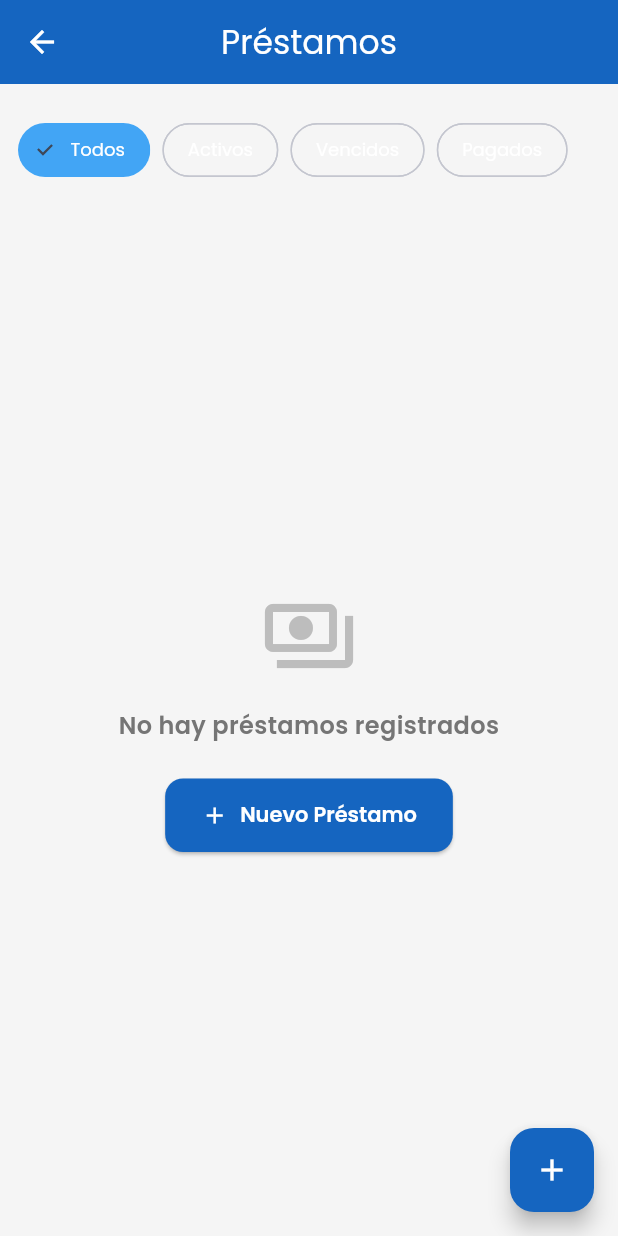
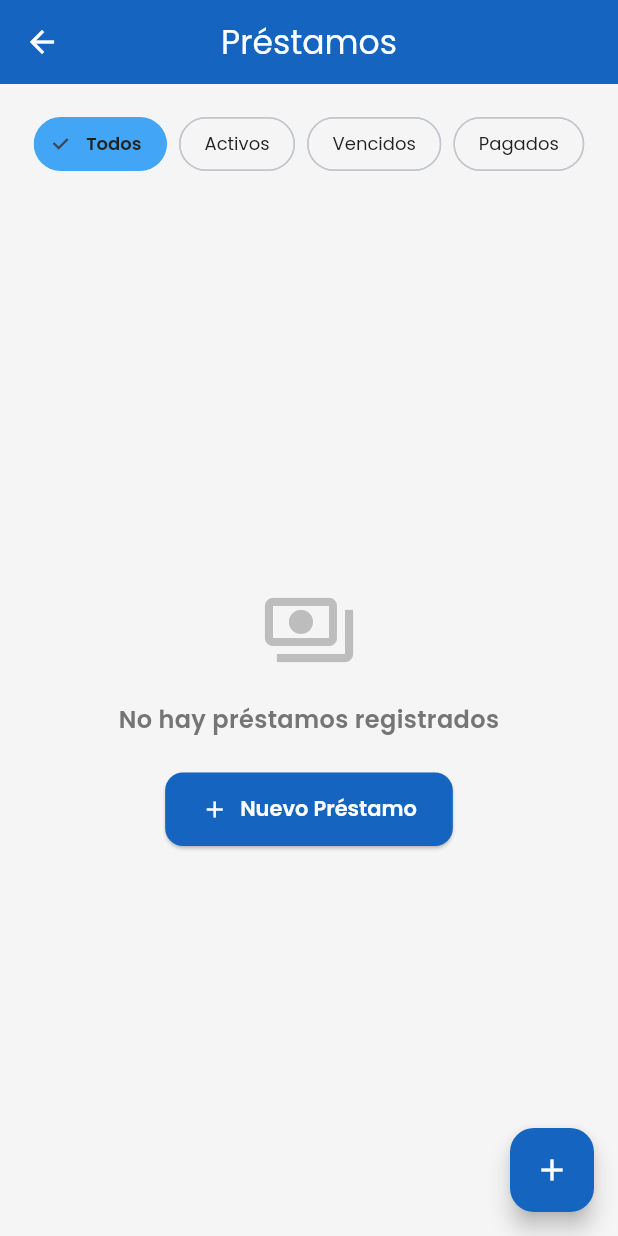
Before and after one commit to GalindoPro/simulador-de-pagos, a Flutter app: the PrestamosScreen screen opened by its route, on a phone screen of 412 x 824 dp. Run offline on Flutter 3.47's test engine with Material 3 defaults, Android fonts, the phone set to English and light mode, and no system bars; our stand-ins replace fl_chart, flutter_riverpod, go_router, google_fonts, image_picker, pdf and 3 more; accounts and stored records are empty.

Commit message:
Refactor screens to use ConsumerStatefulWidget for better state management, add refresh functionality, and improve UI elements across Clientes, DetalleCliente, Dashboard, Pagos, and Prestamos screens.

```diff
--- a/lib/screens/prestamos/form_prestamo_screen.dart
+++ b/lib/screens/prestamos/form_prestamo_screen.dart
@@ -230,6 +230,7 @@ class _FormPrestamoScreenState extends ConsumerState<FormPrestamoScreen> {
         return;
       }
 
+      ref.invalidate(resumenFinancieroProvider);
       AppSnackBar.exito(context, AppStrings.prestamoCreado);
       context.pop();
     } catch (e) {
--- a/lib/screens/prestamos/prestamos_screen.dart
+++ b/lib/screens/prestamos/prestamos_screen.dart
@@ -12,11 +12,27 @@ import '../../widgets/prestamo_card.dart';
 import '../../widgets/empty_state.dart';
 import '../../widgets/app_error_widget.dart';
 
-class PrestamosScreen extends ConsumerWidget {
+class PrestamosScreen extends ConsumerStatefulWidget {
   const PrestamosScreen({super.key});
 
   @override
-  Widget build(BuildContext context, WidgetRef ref) {
+  ConsumerState<PrestamosScreen> createState() => _PrestamosScreenState();
+}
+
+class _PrestamosScreenState extends ConsumerState<PrestamosScreen> {
+  @override
+  void initState() {
+    super.initState();
+    Future.microtask(() => _refrescar());
+  }
+
+  void _refrescar() {
+    ref.invalidate(prestamosProvider);
+    ref.invalidate(resumenFinancieroProvider);
+  }
+
+  @override
+  Widget build(BuildContext context) {
     final prestamosAsync = ref.watch(prestamosFiltradosProvider);
     final filtroActual = ref.watch(prestamosFiltroProvider);
     final clientesAsync = ref.watch(clientesProvider);
@@ -74,17 +90,18 @@ class PrestamosScreen extends ConsumerWidget {
           ),
 
           // Filter chips
-          Padding(
-            padding: const EdgeInsets.all(12),
+          SingleChildScrollView(
+            scrollDirection: Axis.horizontal,
+            padding: const EdgeInsets.symmetric(horizontal: 12, vertical: 8),
             child: Row(
               children: [
-                _filtroChip(ref, 'Todos', 'todos', filtroActual),
+                _filtroChip('Todos', 'todos', filtroActual),
                 const SizedBox(width: 8),
-                _filtroChip(ref, 'Activos', 'activos', filtroActual),
+                _filtroChip('Activos', 'activos', filtroActual),
                 const SizedBox(width: 8),
-                _filtroChip(ref, 'Vencidos', 'vencidos', filtroActual),
+                _filtroChip('Vencidos', 'vencidos', filtroActual),
                 const SizedBox(width: 8),
-                _filtroChip(ref, 'Pagados', 'pagados', filtroActual),
+                _filtroChip('Pagados', 'pagados', filtroActual),
               ],
             ),
           ),
@@ -98,7 +115,10 @@ class PrestamosScreen extends ConsumerWidget {
                     mensaje: AppStrings.sinPrestamos,
                     icono: Icons.payments_outlined,
                     textoAccion: AppStrings.nuevoPrestamo,
-                    onAccion: () => context.push(AppRoutes.nuevoPrestamo),
+                    onAccion: () async {
+                      await context.push(AppRoutes.nuevoPrestamo);
+                      _refrescar();
+                    },
                   );
                 }
 
@@ -118,7 +138,10 @@ class PrestamosScreen extends ConsumerWidget {
                       return PrestamoCard(
                         prestamo: p,
                         cliente: cliente,
-                        onTap: () => context.push('/prestamos/${p.id}'),
+                        onTap: () async {
+                          await context.push('/prestamos/${p.id}');
+                          _refrescar();
+                        },
                       );
                     },
                   ),
@@ -135,18 +158,27 @@ class PrestamosScreen extends ConsumerWidget {
         ],
       ),
       floatingActionButton: FloatingActionButton(
-        onPressed: () => context.push(AppRoutes.nuevoPrestamo),
+        onPressed: () async {
+          await context.push(AppRoutes.nuevoPrestamo);
+          _refrescar();
+        },
         child: const Icon(Icons.add),
       ),
     ),
     );
   }
 
-  Widget _filtroChip(
-      WidgetRef ref, String label, String valor, String actual) {
+  Widget _filtroChip(String label, String valor, String actual) {
+    final isSelected = actual == valor;
     return FilterChip(
-      label: Text(label),
-      selected: actual == valor,
+      label: Text(
+        label,
+        style: TextStyle(
+          color: AppColors.textPrimary,
+          fontWeight: isSelected ? FontWeight.w600 : FontWeight.normal,
+        ),
+      ),
+      selected: isSelected,
       onSelected: (_) {
         ref.read(prestamosFiltroProvider.notifier).state = valor;
       },
```
Also changed, not shown: lib/screens/clientes/clientes_screen.dart (+39 -8 lines), lib/screens/clientes/detalle_cliente_screen.dart (+81 -20 lines), lib/screens/dashboard/dashboard_screen.dart (+27 -7 lines), lib/screens/pagos/pagos_screen.dart (+18 -4 lines), lib/widgets/prestamo_card.dart (+16 -6 lines), lib/widgets/stat_card.dart (+25 -22 lines).
